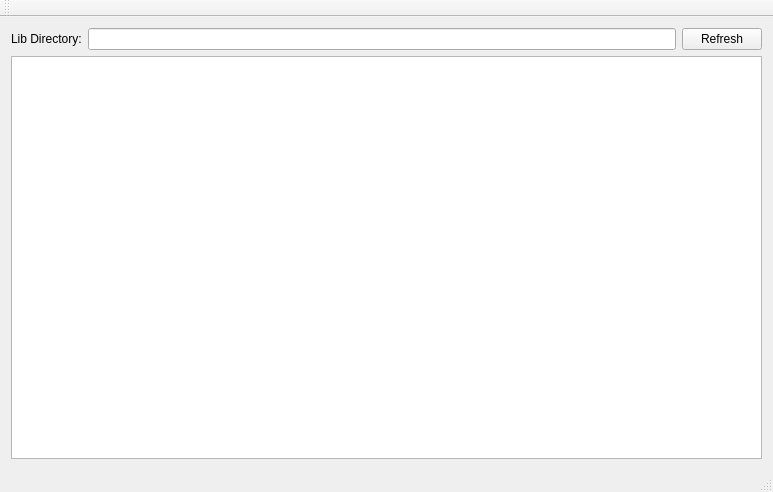
Before: the Qt Designer form demo/AddLibraryTool/mainwindow.ui in AbelTian/multi-link, drawn with Qt 5.
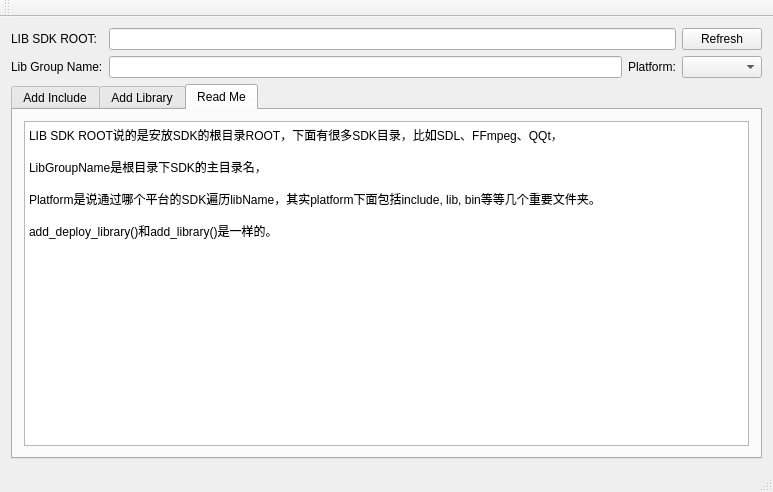
After: the same form once the commit is applied. The open tabs and pages were chosen to show the change.

Commit message: update add library tool

The edit to the form file:
```diff
--- a/demo/AddLibraryTool/mainwindow.ui
+++ b/demo/AddLibraryTool/mainwindow.ui
@@ -15,25 +15,100 @@
   </property>
   <widget class="QWidget" name="centralWidget">
    <layout class="QGridLayout" name="gridLayout">
-    <item row="0" column="0">
-     <widget class="QLabel" name="label">
-      <property name="text">
-       <string>Lib Directory:</string>
-      </property>
-     </widget>
-    </item>
-    <item row="0" column="1">
-     <widget class="QLineEdit" name="lineEdit"/>
-    </item>
-    <item row="0" column="2">
+    <item row="0" column="3">
      <widget class="QPushButton" name="pushButton">
       <property name="text">
        <string>Refresh</string>
       </property>
      </widget>
     </item>
-    <item row="1" column="0" rowspan="2" colspan="3">
-     <widget class="QTextBrowser" name="textBrowser"/>
+    <item row="1" column="2">
+     <widget class="QLabel" name="label_4">
+      <property name="text">
+       <string>Platform:</string>
+      </property>
+     </widget>
+    </item>
+    <item row="2" column="0" colspan="4">
+     <widget class="QTabWidget" name="tabWidget">
+      <property name="layoutDirection">
+       <enum>Qt::LeftToRight</enum>
+      </property>
+      <property name="tabShape">
+       <enum>QTabWidget::Rounded</enum>
+      </property>
+      <property name="currentIndex">
+       <number>0</number>
+      </property>
+      <widget class="QWidget" name="tab">
+       <attribute name="title">
+        <string>Add Include</string>
+       </attribute>
+       <layout class="QHBoxLayout" name="horizontalLayout">
+        <item>
+         <widget class="QTextBrowser" name="textBrowser"/>
+        </item>
+       </layout>
+      </widget>
+      <widget class="QWidget" name="tab_2">
+       <attribute name="title">
+        <string>Add Library</string>
+       </attribute>
+       <layout class="QHBoxLayout" name="horizontalLayout_2">
+        <item>
+         <widget class="QTextBrowser" name="textBrowser_2"/>
+        </item>
+       </layout>
+      </widget>
+      <widget class="QWidget" name="tab_3">
+       <attribute name="title">
+        <string>Read Me</string>
+       </attribute>
+       <layout class="QHBoxLayout" name="horizontalLayout_3">
+        <item>
+         <widget class="QPlainTextEdit" name="plainTextEdit">
+          <property name="plainText">
+           <string>LIB SDK ROOT说的是安放SDK的根目录ROOT，下面有很多SDK目录，比如SDL、FFmpeg、QQt，
+
+LibGroupName是根目录下SDK的主目录名，
+
+Platform是说通过哪个平台的SDK遍历libName，其实platform下面包括include, lib, bin等等几个重要文件夹。
+
+add_deploy_library()和add_library()是一样的。
+</string>
+          </property>
+         </widget>
+        </item>
+       </layout>
+      </widget>
+     </widget>
+    </item>
+    <item row="1" column="1">
+     <widget class="QLineEdit" name="lineEdit_2"/>
+    </item>
+    <item row="1" column="3">
+     <widget class="QComboBox" name="comboBox"/>
+    </item>
+    <item row="1" column="0">
+     <widget class="QLabel" name="label_2">
+      <property name="text">
+       <string>Lib Group Name:</string>
+      </property>
+     </widget>
+    </item>
+    <item row="0" column="0">
+     <widget class="QLabel" name="label">
+      <property name="text">
+       <string>LIB SDK ROOT:</string>
+      </property>
+     </widget>
+    </item>
+    <item row="0" column="1" colspan="2">
+     <widget class="QLineEdit" name="lineEdit">
+      <property name="text">
+       <string/>
+      </property>
+     </widget>
     </item>
    </layout>
   </widget>
```
The commit also changes 9 other files.
